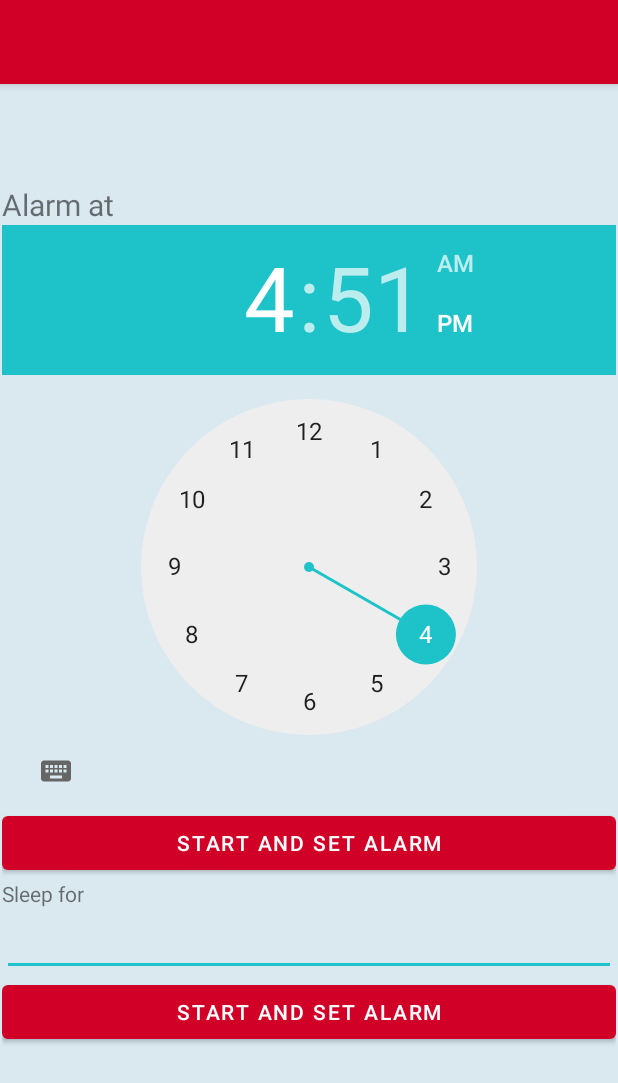
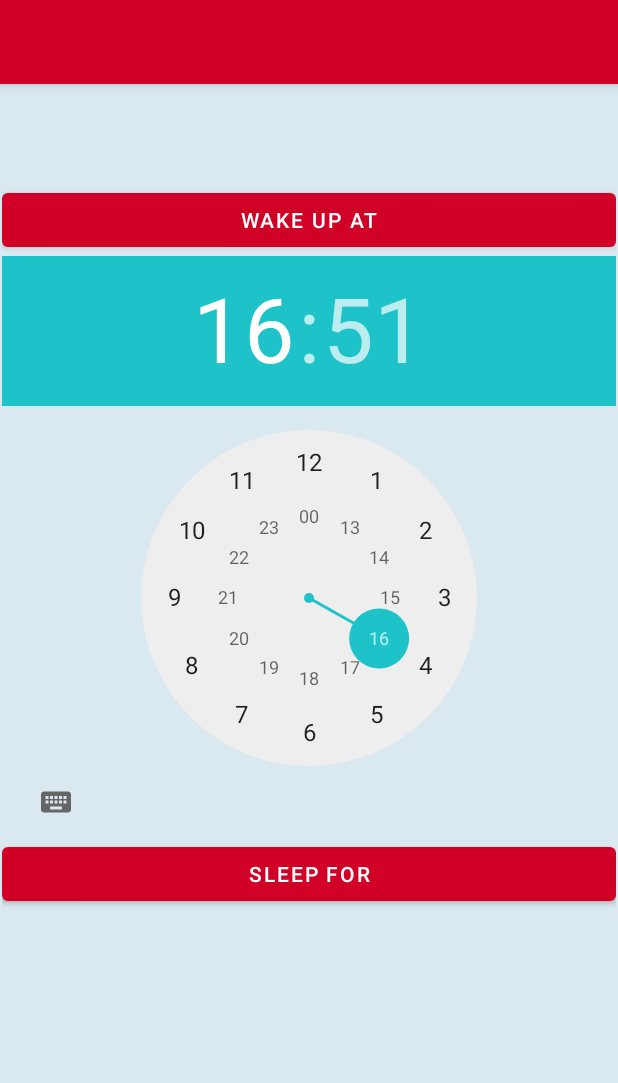
Before and after one commit to basiljung/polarProject, an Android app: the SleepActivity screen opened directly, with no data from a screen before it, on a phone screen of 412 x 824 dp. Shown: the top 1083 px of the screen. Run offline under Robolectric (Android 15) with nearby library versions, the phone set to English and light mode, and no system bars.

Commit message:
sleeping activity

```diff
--- a/app/build.gradle
+++ b/app/build.gradle
@@ -63,8 +63,8 @@ dependencies {
 
     implementation 'com.github.AnyChart:AnyChart-Android:1.1.2'
     implementation 'com.github.PhilJay:MPAndroidChart:v3.1.0'
+    implementation "com.android.support:support-compat:28.0.0"
 
-    implementation "com.android.support:support-compat:28.0.0"
 }
 
 apply plugin: 'com.google.gms.google-services'
--- a/app/src/main/res/layout/activity_sleep.xml
+++ b/app/src/main/res/layout/activity_sleep.xml
@@ -38,12 +38,11 @@
             android:layout_height="wrap_content"
             android:orientation="vertical" />
 
-        <TextView
-            android:id="@+id/textView3"
+        <Button
+            android:id="@+id/button1"
             android:layout_width="match_parent"
             android:layout_height="wrap_content"
-            android:text="Alarm at"
-            android:textSize="20dp"
+            android:text="Wake up at"
             app:layout_constraintEnd_toEndOf="parent"
             app:layout_constraintStart_toStartOf="parent" />
 
@@ -54,37 +53,12 @@
             />
 
         <Button
-            android:id="@+id/button1"
-            android:layout_width="match_parent"
-            android:layout_height="wrap_content"
-            android:text="Start and set alarm"
-            app:layout_constraintEnd_toEndOf="parent"
-            app:layout_constraintStart_toStartOf="parent" />
-
-        <TextView
-            android:id="@+id/textView4"
+            android:id="@+id/button2"
             android:layout_width="match_parent"
             android:layout_height="wrap_content"
             android:text="Sleep for"
             app:layout_constraintEnd_toEndOf="parent"
             app:layout_constraintStart_toStartOf="parent" />
 
-        <EditText
-            android:id="@+id/editText5"
-            android:layout_width="match_parent"
-            android:layout_height="wrap_content"
-            android:ems="10"
-            android:inputType="time"
-            app:layout_constraintEnd_toEndOf="parent"
-            app:layout_constraintStart_toStartOf="parent" />
-
-        <Button
-            android:id="@+id/button2"
-            android:layout_width="match_parent"
-            android:layout_height="wrap_content"
-            android:text="Start and set alarm"
-            app:layout_constraintEnd_toEndOf="parent"
-            app:layout_constraintStart_toStartOf="parent" />
-
     </LinearLayout>
 </androidx.constraintlayout.widget.ConstraintLayout>
```
Also changed, not shown: app/src/main/AndroidManifest.xml (+6 -2 lines), app/src/main/java/com/example/polarapp/sleep/MyReceiver.java (added, +52 -0 lines), app/src/main/java/com/example/polarapp/sleep/SleepActivity.java (+26 -44 lines).
